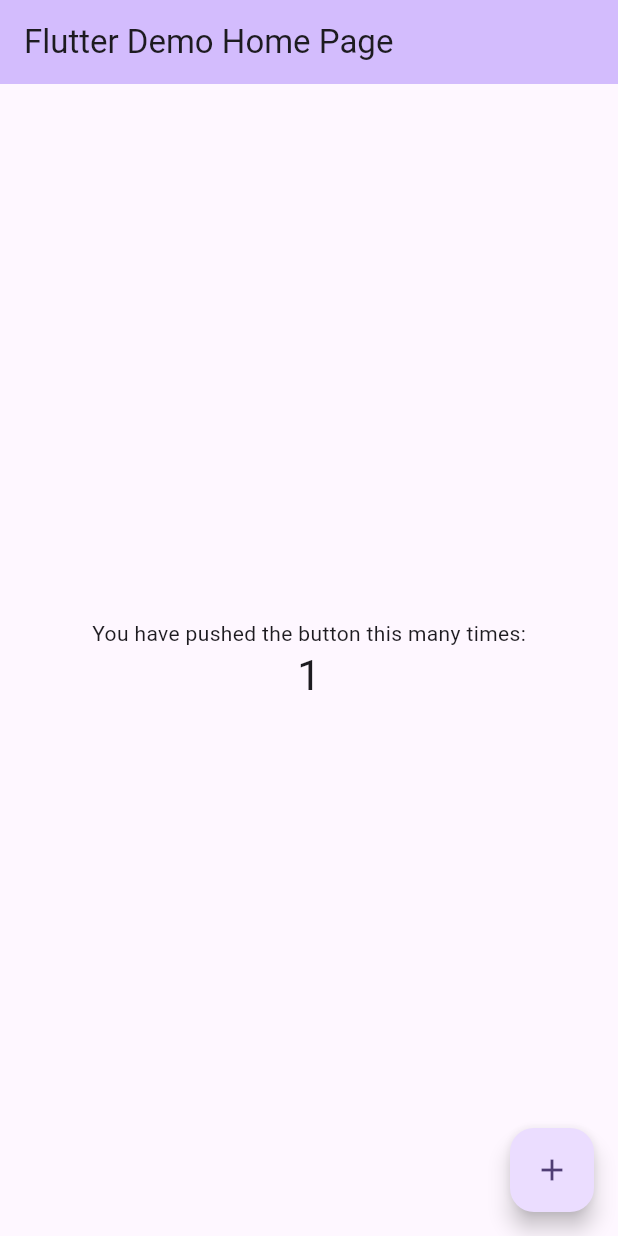
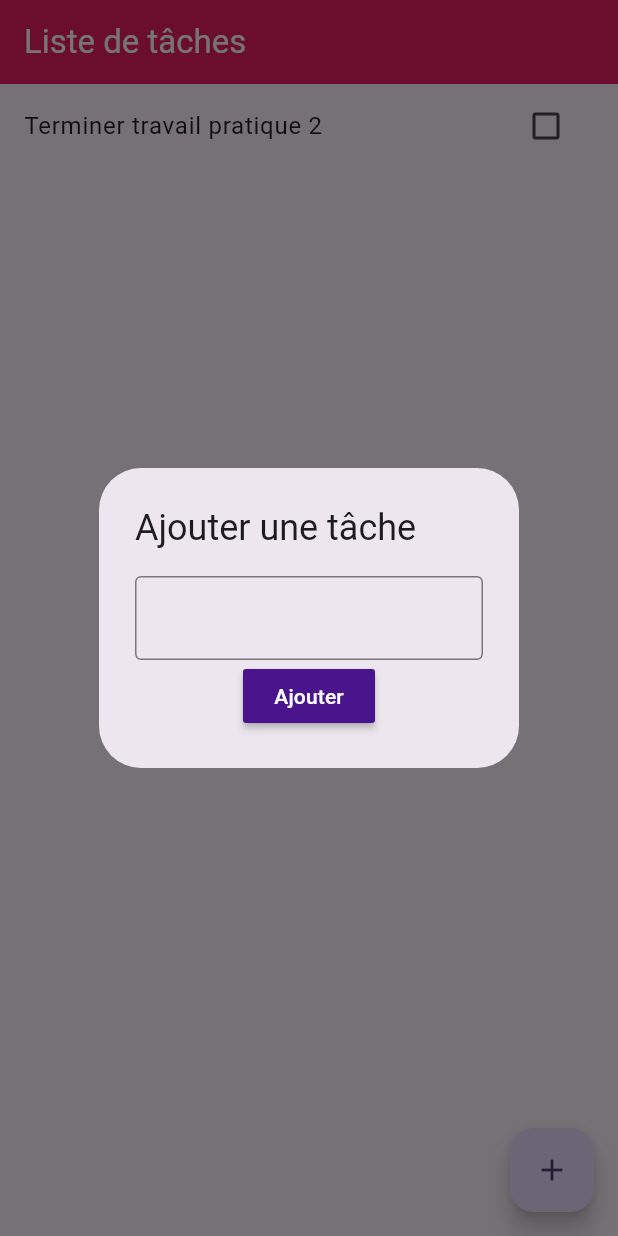
Before and after one commit to naelbenaissa/flutter_etu, a Flutter app: the screen it shows after launch, after a tap on the "add" icon, on a phone screen of 412 x 824 dp. Run offline on Flutter 3.47's test engine with Material 3 defaults, Android fonts, the phone set to English and light mode, and no system bars; missing offline and left inert: flutter_todolist.

Commit message:
First Commit

```diff
--- a/lib/main.dart
+++ b/lib/main.dart
@@ -1,4 +1,5 @@
 import 'package:flutter/material.dart';
+import 'package:flutter_todolist/models/tache.dart';
 
 void main() {
   runApp(const MyApp());
@@ -13,113 +14,103 @@
     return MaterialApp(
       title: 'Flutter Demo',
       theme: ThemeData(
-        // This is the theme of your application.
-        //
-        // TRY THIS: Try running your application with "flutter run". You'll see
-        // the application has a purple toolbar. Then, without quitting the app,
-        // try changing the seedColor in the colorScheme below to Colors.green
-        // and then invoke "hot reload" (save your changes or press the "hot
-        // reload" button in a Flutter-supported IDE, or press "r" if you used
-        // the command line to start the app).
-        //
-        // Notice that the counter didn't reset back to zero; the application
-        // state is not lost during the reload. To reset the state, use hot
-        // restart instead.
-        //
-        // This works for code too, not just values: Most code changes can be
-        // tested with just a hot reload.
         colorScheme: ColorScheme.fromSeed(seedColor: Colors.deepPurple),
         useMaterial3: true,
       ),
-      home: const MyHomePage(title: 'Flutter Demo Home Page'),
+      home: const Home(),
     );
   }
 }
 
-class MyHomePage extends StatefulWidget {
-  const MyHomePage({super.key, required this.title});
-
-  // This widget is the home page of your application. It is stateful, meaning
-  // that it has a State object (defined below) that contains fields that affect
-  // how it looks.
-
-  // This class is the configuration for the state. It holds the values (in this
-  // case the title) provided by the parent (in this case the App widget) and
-  // used by the build method of the State. Fields in a Widget subclass are
-  // always marked "final".
-
-  final String title;
+class Home extends StatefulWidget {
+  const Home({super.key});
 
   @override
-  State<MyHomePage> createState() => _MyHomePageState();
+  State<Home> createState() => _HomeState();
 }
 
-class _MyHomePageState extends State<MyHomePage> {
-  int _counter = 0;
+class _HomeState extends State<Home> {
 
-  void _incrementCounter() {
-    setState(() {
-      // This call to setState tells the Flutter framework that something has
-      // changed in this State, which causes it to rerun the build method below
-      // so that the display can reflect the updated values. If we changed
-      // _counter without calling setState(), then the build method would not be
-      // called again, and so nothing would appear to happen.
-      _counter++;
-    });
+  // Propriétés
+  String? _tache;
+  bool isChecked = false;
+
+
+  // Méthodes
+  @override
+  Widget build(BuildContext context) {
+    return Scaffold(
+      appBar: AppBar(
+        title: const Text('Liste de tâches'),
+        backgroundColor: Colors.pink,
+        foregroundColor: Colors.white,
+      ),
+      body: _listeTaches(),
+      floatingActionButton: _boutonAjoutTache(),
+    );
   }
 
-  @override
-  Widget build(BuildContext context) {
-    // This method is rerun every time setState is called, for instance as done
-    // by the _incrementCounter method above.
-    //
-    // The Flutter framework has been optimized to make rerunning build methods
-    // fast, so that you can just rebuild anything that needs updating rather
-    // than having to individually change instances of widgets.
-    return Scaffold(
-      appBar: AppBar(
-        // TRY THIS: Try changing the color here to a specific color (to
-        // Colors.amber, perhaps?) and trigger a hot reload to see the AppBar
-        // change color while the other colors stay the same.
-        backgroundColor: Theme.of(context).colorScheme.inversePrimary,
-        // Here we take the value from the MyHomePage object that was created by
-        // the App.build method, and use it to set our appbar title.
-        title: Text(widget.title),
-      ),
-      body: Center(
-        // Center is a layout widget. It takes a single child and positions it
-        // in the middle of the parent.
-        child: Column(
-          // Column is also a layout widget. It takes a list of children and
-          // arranges them vertically. By default, it sizes itself to fit its
-          // children horizontally, and tries to be as tall as its parent.
-          //
-          // Column has various properties to control how it sizes itself and
-          // how it positions its children. Here we use mainAxisAlignment to
-          // center the children vertically; the main axis here is the vertical
-          // axis because Columns are vertical (the cross axis would be
-          // horizontal).
-          //
-          // TRY THIS: Invoke "debug painting" (choose the "Toggle Debug Paint"
-          // action in the IDE, or press "p" in the console), to see the
-          // wireframe for each widget.
-          mainAxisAlignment: MainAxisAlignment.center,
-          children: <Widget>[
-            const Text(
-              'You have pushed the button this many times:',
-            ),
-            Text(
-              '$_counter',
-              style: Theme.of(context).textTheme.headlineMedium,
-            ),
-          ],
-        ),
-      ),
-      floatingActionButton: FloatingActionButton(
-        onPressed: _incrementCounter,
-        tooltip: 'Increment',
-        child: const Icon(Icons.add),
-      ), // This trailing comma makes auto-formatting nicer for build methods.
+  Widget _boutonAjoutTache() {
+    return FloatingActionButton(
+      onPressed: () {
+        showDialog(context: context, builder: (BuildContext context) => AlertDialog(
+          title: const Text('Ajouter une tâche'),
+          content: Column(
+            mainAxisSize: MainAxisSize.min,
+            children: [
+              TextField(
+                decoration: const InputDecoration(
+                  border: OutlineInputBorder(),
+                ) ,
+                onChanged: (value) {
+                  setState(() {
+                    _tache = value;
+                  });
+                },
+              ),
+              MaterialButton(
+                color: Colors.purple[900],
+                textColor: Colors.white,
+                child: const Text('Ajouter'),
+                onPressed: () {
+                  if(_tache != null) {
+                    // Enregistrement de la tâche
+                    setState(() {
+                      _tache = null;
+                    });
+                    Navigator.pop(context);
+                  };
+                },
+              )
+            ],
+          ),
+        ));
+      },
+      child: const Icon(Icons.add),
     );
   }
+
+ Widget _listeTaches() {
+    return ListView(
+      children: [
+        ListTile(
+          title: const Text('Terminer travail pratique 2'),
+          onLongPress: (){
+            // Suppresion de la tâche
+            setState(() {});
+          },
+          trailing: Checkbox( // trailing : A widget to display after the title
+            value: isChecked, // Statut de la tâche
+            onChanged: (value) {
+              // Mise à jour du status de la tâche
+              setState(() {
+                isChecked = value!;
+              });
+            },
+          ),
+        )
+      ],
+    );
+ }
+
 }
--- /dev/null
+++ b/lib/models/tache.dart
@@ -0,0 +1,7 @@
+class Tache {
+  final int statut, id;
+  final String contenu;
+
+  Tache({required this.id, required this.statut, required this.contenu});
+
+}
```
Also changed, not shown: 1 other file.
